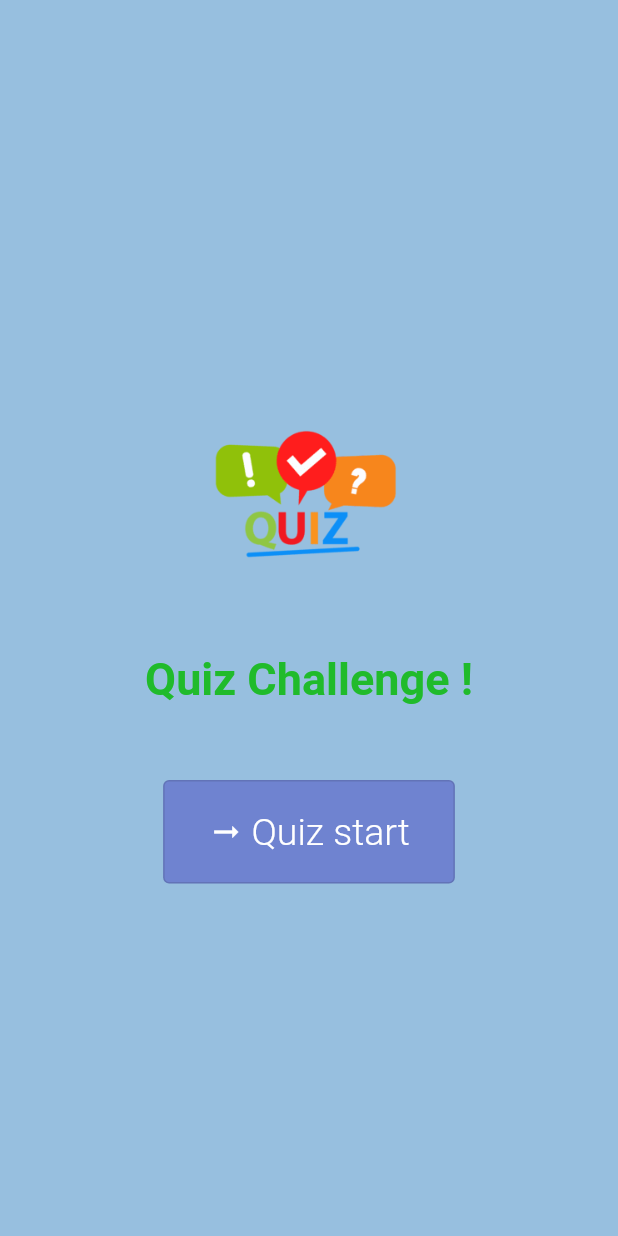
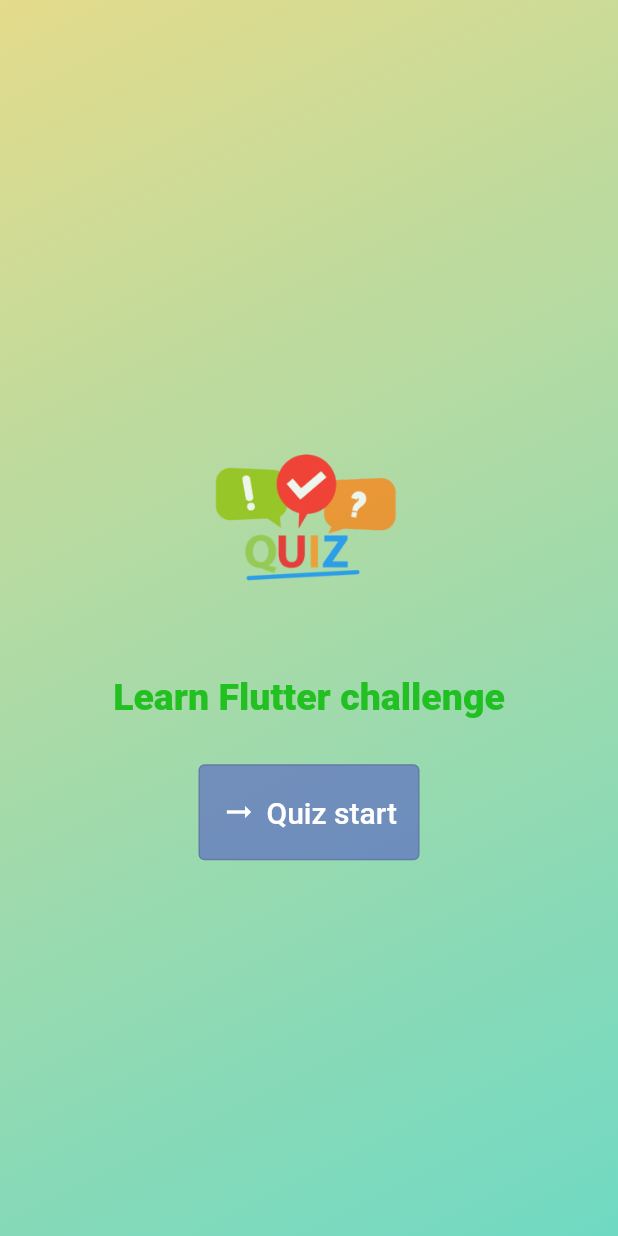
Before and after one commit to vinhngtr/Application_todo_app, a Flutter app: the screen it shows after launch, on a phone screen of 412 x 824 dp. Run offline on Flutter 3.47's test engine with Material 2 defaults, Android fonts, the phone set to English and light mode, and no system bars; our stand-ins replace google_fonts; Roboto replaces fonts that are missing (Roboto Mono).

Commit message:
add 31/7

```diff
--- a/lib/contentHome.dart
+++ /dev/null
@@ -1,53 +0,0 @@
-import 'package:flutter/material.dart';
-// import 'package:google_fonts/google_fonts.dart';
-
-class ContentHome extends StatelessWidget {
-  const ContentHome(this.textInput, {super.key});
-  final String textInput;
-  void nextPage() {
-    // ...
-  }
-  @override
-  Widget build(context) {
-    return Column(
-      mainAxisSize: MainAxisSize.min,
-      children: [
-        Image.asset(
-          'assets/images/quiz2.png',
-          width: 200,
-          // color: Colors.amberAccent,
-        ),
-        Text(
-          textInput,
-          style: const TextStyle(
-            fontSize: 30,
-            fontWeight: FontWeight.bold,
-            color: Color.fromARGB(210, 7, 186, 4),
-          ),
-        ),
-        const SizedBox(
-          height: 50,
-        ),
-        OutlinedButton.icon(
-          onPressed: () {
-            // .... function -->
-
-          },
-          label: const Text('Quiz start'),
-          icon: const Icon(Icons.arrow_right_alt),
-          style: OutlinedButton.styleFrom(
-            foregroundColor: Colors.white, //màu của text
-            backgroundColor: const Color.fromARGB(149, 82, 88, 197),
-            padding: const EdgeInsets.fromLTRB(30, 20, 30, 20),
-            textStyle: const TextStyle(
-              // decoration: TextDecoration.underline,
-              fontSize: 25,
-              fontWeight: FontWeight.w300,
-              fontFamily: 'Roboto Mono',
-            ),
-          ),
-        )
-      ],
-    );
-  }
-}
--- /dev/null
+++ b/lib/data/quiz.dart
@@ -0,0 +1,45 @@
+import 'package:todoapp/model/quiz_question.dart';
+
+const quiz = [
+  ListQuestion('What are the main building blocks of Flutter UIs?',
+      ['Widget', 'Component', 'Blocks', 'Container']),
+  ListQuestion('How are Flutter UIs built?', [
+    'By combining widget in code',
+    'By combining widget in a visual editor',
+    'By defining widgets in a config files',
+    'By using XCode for IOS and Android Studio for Android'
+  ]),
+  ListQuestion('What the purpose of a StatefullWidget?', [
+    'Update UI as data changes',
+    'Update data as UI changes',
+    'Ignore data changes',
+    'Render UI that does not depend on data'
+  ]),
+  ListQuestion(
+    'Which widget should you try to use more often: StatelessWidget or StatefulWidget?',
+    [
+      'StatelessWidget',
+      'StatefulWidget',
+      'Both are equally good',
+      'None of the above',
+    ],
+  ),
+  ListQuestion(
+    'What happens if you change data in a StatelessWidget?',
+    [
+      'The UI is not updated',
+      'The UI is updated',
+      'The closest StatefulWidget is updated',
+      'Any nested StatefulWidgets are updated',
+    ],
+  ),
+  ListQuestion(
+    'How should you update data inside of StatefulWidgets?',
+    [
+      'By calling setState()',
+      'By calling updateData()',
+      'By calling updateUI()',
+      'By calling updateState()',
+    ],
+  ),
+];
--- a/lib/home.dart
+++ b/lib/home.dart
@@ -1,19 +1,71 @@
 import 'package:flutter/material.dart';
-import 'package:todoapp/contentHome.dart';
+// import 'package:todoapp/contentHome.dart';
+// import 'package:todoapp/quiz.dart';
 
 const tL = Alignment.topLeft;
 const bR = Alignment.bottomRight;
 
 class Home extends StatelessWidget {
-  const Home({super.key});
+  const Home(this.questionQuiz, this.textInput, {super.key});
+  final String textInput;
+  final void Function() questionQuiz;
   @override
   Widget build(BuildContext context) {
-    return Container(
-      decoration: const BoxDecoration(
-        color: Color.fromARGB(255, 151, 191, 223),
-      ),
-      child: const Center(
-        child: ContentHome('Quiz Challenge !'),
+    return SizedBox(
+      // decoration: const BoxDecoration(
+      //   color: Color.fromARGB(255, 151, 191, 223),
+      // ),
+      child: Center(
+        child: Column(
+          mainAxisSize: MainAxisSize.min,
+          children: [
+            Opacity(
+              opacity: 0.8,
+              child: Image.asset(
+                'assets/images/quiz2.png',
+                width: 200,
+                // color: Colors.amberAccent,
+              ),
+            ),
+            Text(
+              textInput,
+              style: const TextStyle(
+                fontSize: 25,
+                fontWeight: FontWeight.w800,
+                color: Color.fromARGB(210, 7, 186, 4),
+              ),
+              textAlign: TextAlign.center,
+            ),
+
+
+            const SizedBox(
+              height: 30,
+            ),
+
+
+            OutlinedButton.icon(
+              onPressed: () {
+                questionQuiz();
+                // .... function -->
+              },
+              label: const Text('Quiz start'),
+              icon: const Icon(
+                Icons.arrow_right_alt,
+              ),
+              style: OutlinedButton.styleFrom(
+                foregroundColor: Colors.white, //màu của text
+                backgroundColor: const Color.fromARGB(149, 82, 88, 197),
+                padding: const EdgeInsets.fromLTRB(15, 20, 15, 20),
+                textStyle: const TextStyle(
+                  // decoration: TextDecoration.underline,
+                  fontSize: 20,
+                  fontWeight: FontWeight.w500,
+                  fontFamily: 'Roboto Mono',
+                ),
+              ),
+            )
+          ],
+        ),
       ),
     );
   }
--- a/lib/miniProject/main.dart
+++ b/lib/miniProject/main.dart
@@ -1,6 +1,6 @@
 import 'package:flutter/material.dart';
 import 'package:todoapp/miniProject/TextFied.dart';
-import 'package:todoapp/miniProject/miniProject.dart';
+import 'package:todoapp/miniProject/mini_project.dart';
 
 void main() {
   runApp(
--- a/lib/quiz.dart
+++ /dev/null
@@ -1,10 +0,0 @@
-import 'package:flutter/material.dart';
-
-class Quiz extends StatefulWidget {
-  const Quiz({super.key});
-  @override
-  State<Quiz> createState() => _QuizState();
-
-}
-
-class _QuizState extends State<Quiz> {}
--- /dev/null
+++ b/lib/quiz_screen.dart
@@ -0,0 +1,69 @@
+import 'package:flutter/material.dart';
+import 'package:todoapp/home.dart';
+import 'package:todoapp/question_screen.dart';
+import 'package:todoapp/data/quiz.dart';
+
+class Quiz extends StatefulWidget {
+  const Quiz({super.key});
+  @override
+  State<Quiz> createState() => _QuizState();
+}
+
+class _QuizState extends State<Quiz> {
+  // !------------ KHU VỰC CHUYỂN ĐỔI MÀN HÌNH -------------//
+  var activeScreen = 'home';
+
+  // ? danh sách các câu trả lời đã chọn ở màn hình quiz
+  List<String> answerSelect = [];
+
+  void chooseAnswer(String ans) {
+    answerSelect.add(ans);
+    if (answerSelect.length == quiz.length) {
+      setState(() {
+        answerSelect = [];
+        activeScreen = 'home';
+      });
+    }
+  }
+
+  void switches() {
+    setState(() {
+      activeScreen = 'question';
+    });
+  }
+
+  // -------------END----------------//
+  @override
+  Widget build(BuildContext context) {
+    Widget selectScreen = Home(switches, 'Learn Flutter challenge');
+    if (activeScreen == 'question') {
+      selectScreen = QuestionScreen(
+        selectAnswer: chooseAnswer,
+      );
+    } else if (activeScreen == 'home') {
+      selectScreen = Home(switches, 'Learn Flutter challenge');
+    }
+    return MaterialApp(
+      debugShowCheckedModeBanner: false,
+      home: Scaffold(
+        body: Container(
+          decoration: const BoxDecoration(
+            gradient: LinearGradient(
+              colors: [
+
+                Color.fromARGB(255, 228, 219, 139),
+                Color.fromARGB(238, 102, 215, 191),
+              ],
+              begin: Alignment.topLeft,
+              end: Alignment.bottomRight,
+            ),
+          ),
+          child: selectScreen,
+          // child: activeScreen == 'home'
+          //     ? Home(switches, 'Learn Flutter challenge')
+          //     : QuestionScreen(selectAnswer: chooseAnswer),
+        ),
+      ),
+    );
+  }
+}
--- /dev/null
+++ b/lib/result_screen.dart
@@ -0,0 +1 @@
+import 'package:flutter/material.dart';
```
Also changed, not shown: lib/answer_button.dart (added, +24 -0 lines), lib/main.dart (+5 -18 lines), lib/miniProject/mini_project.dart (renamed from lib/miniProject/miniProject.dart, +6 -1 lines), lib/model/quiz_question.dart (added, +12 -0 lines), lib/questionScreen.dart (deleted, +0 -10 lines), lib/question_screen.dart (added, +84 -0 lines), pubspec.yaml (line endings or trailing spaces), 2 other files.
